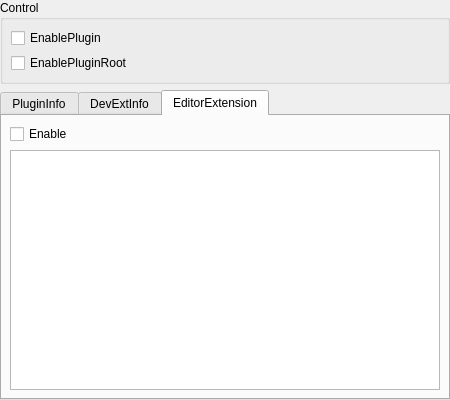
Above: src/settings/pluginsettingdialog.ui from Wing-summer/WingHexExplorer2 before the change. Below: the same form after it.
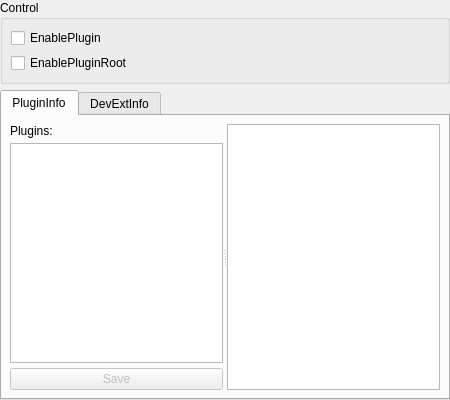
That is the form after the change. The open tabs and pages were chosen to show the change. Icons and pictures are not drawn.

Commit message: feat: 废弃 HexEditor 插件；

```diff
--- a/src/settings/pluginsettingdialog.ui
+++ b/src/settings/pluginsettingdialog.ui
@@ -199,43 +199,6 @@
        </item>
       </layout>
      </widget>
-     <widget class="QWidget" name="tabHexEditorExt">
-      <attribute name="icon">
-       <iconset resource="../../resources.qrc">
-        <normaloff>:/com.wingsummer.winghex/images/edit.png</normaloff>:/com.wingsummer.winghex/images/edit.png</iconset>
-      </attribute>
-      <attribute name="title">
-       <string>EditorExtension</string>
-      </attribute>
-      <layout class="QVBoxLayout" name="verticalLayout_7">
-       <property name="leftMargin">
-        <number>8</number>
-       </property>
-       <property name="topMargin">
-        <number>8</number>
-       </property>
-       <property name="rightMargin">
-        <number>8</number>
-       </property>
-       <property name="bottomMargin">
-        <number>8</number>
-       </property>
-       <item>
-        <widget class="QCheckBox" name="cbEnableHex">
-         <property name="text">
-          <string>Enable</string>
-         </property>
-        </widget>
-       </item>
-       <item>
-        <widget class="QTextBrowser" name="txtext">
-         <property name="openExternalLinks">
-          <bool>true</bool>
-         </property>
-        </widget>
-       </item>
-      </layout>
-     </widget>
     </widget>
    </item>
   </layout>
```
The commit also changes 15 other files.
